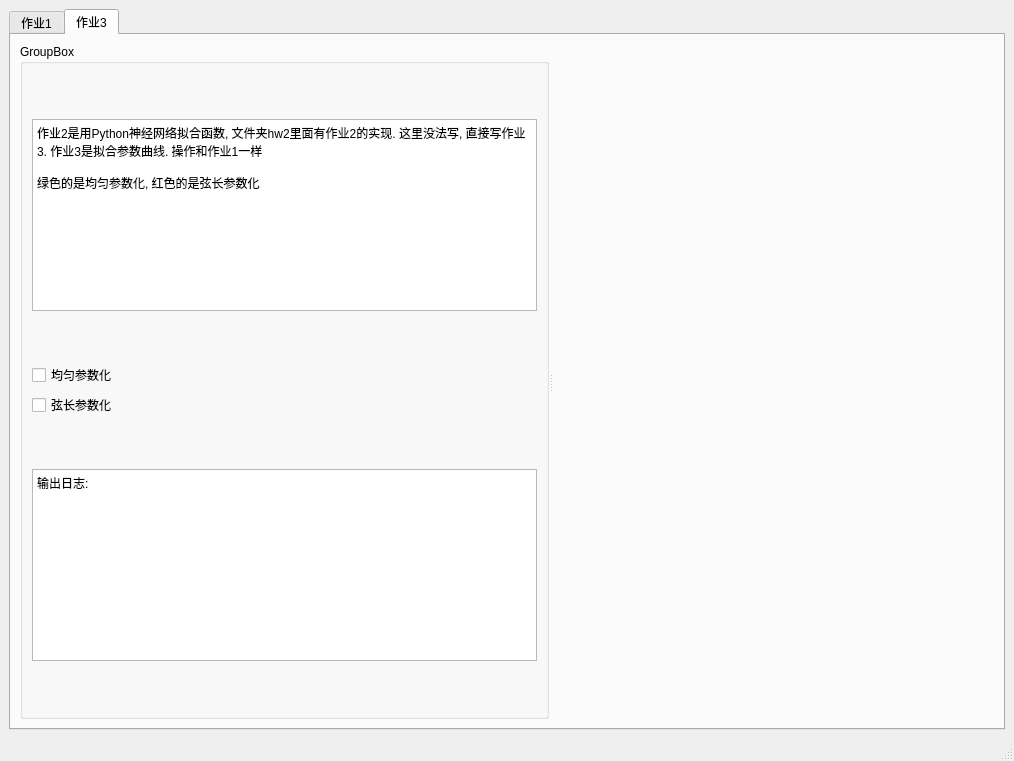
Above: hw5/hw5/mainwindow.ui from zone-1614/games102 before the change. Below: the same form after it.
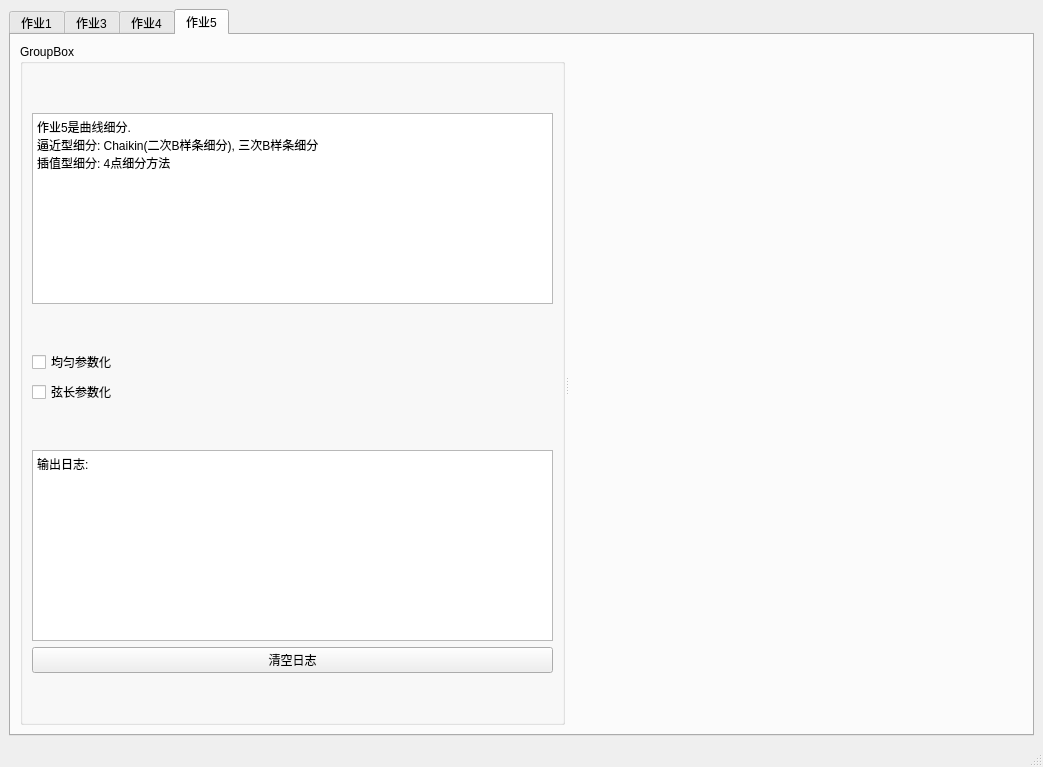
That is the form after the change. The open tabs and pages were chosen to show the change. Custom widgets are drawn as their Qt base class.

Commit message: 给作业3, 4添加可以拖动点的功能, B样条的原理还没学会, 暂时没法完成作业4

Patch:
```diff
--- a/hw5/hw5/mainwindow.ui
+++ b/hw5/hw5/mainwindow.ui
@@ -6,8 +6,8 @@
    <rect>
     <x>0</x>
     <y>0</y>
-    <width>1014</width>
-    <height>761</height>
+    <width>1043</width>
+    <height>767</height>
    </rect>
   </property>
   <property name="windowTitle">
@@ -239,6 +239,255 @@
         </item>
        </layout>
       </widget>
+      <widget class="QWidget" name="tab_3">
+       <attribute name="title">
+        <string>作业4</string>
+       </attribute>
+       <layout class="QHBoxLayout" name="horizontalLayout_9">
+        <item>
+         <widget class="QSplitter" name="splitter_5">
+          <property name="orientation">
+           <enum>Qt::Horizontal</enum>
+          </property>
+          <widget class="QGroupBox" name="groupBox_3">
+           <property name="sizePolicy">
+            <sizepolicy hsizetype="Preferred" vsizetype="Preferred">
+             <horstretch>3</horstretch>
+             <verstretch>0</verstretch>
+            </sizepolicy>
+           </property>
+           <property name="title">
+            <string>GroupBox</string>
+           </property>
+           <layout class="QHBoxLayout" name="horizontalLayout_6">
+            <item>
+             <layout class="QVBoxLayout" name="verticalLayout_3">
+              <item>
+               <spacer name="verticalSpacer_5">
+                <property name="orientation">
+                 <enum>Qt::Vertical</enum>
+                </property>
+                <property name="sizeHint" stdset="0">
+                 <size>
+                  <width>20</width>
+                  <height>40</height>
+                 </size>
+                </property>
+               </spacer>
+              </item>
+              <item>
+               <widget class="QPlainTextEdit" name="plainTextEdit_3">
+                <property name="plainText">
+                 <string>作业4是写一个PowerPoint类似的曲线设计工具. 要求实时生成分段三次样条, 可以拖动型值点, 可以修改型值点的切线信息
+
+三次样条这些原理我在史济怀的数学分析教程的附录里学习</string>
+                </property>
+               </widget>
+              </item>
+              <item>
+               <spacer name="verticalSpacer_6">
+                <property name="orientation">
+                 <enum>Qt::Vertical</enum>
+                </property>
+                <property name="sizeHint" stdset="0">
+                 <size>
+                  <width>20</width>
+                  <height>40</height>
+                 </size>
+                </property>
+               </spacer>
+              </item>
+              <item>
+               <widget class="QCheckBox" name="editCurveCheckBox">
+                <property name="text">
+                 <string>编辑曲线</string>
+                </property>
+               </widget>
+              </item>
+              <item>
+               <spacer name="verticalSpacer_7">
+                <property name="orientation">
+                 <enum>Qt::Vertical</enum>
+                </property>
+                <property name="sizeHint" stdset="0">
+                 <size>
+                  <width>20</width>
+                  <height>40</height>
+                 </size>
+                </property>
+               </spacer>
+              </item>
+              <item>
+               <widget class="QPlainTextEdit" name="hw4log">
+                <property name="plainText">
+                 <string>输出日志: </string>
+                </property>
+               </widget>
+              </item>
+              <item>
+               <widget class="QPushButton" name="clearHw4Button">
+                <property name="text">
+                 <string>清空日志</string>
+                </property>
+               </widget>
+              </item>
+              <item>
+               <spacer name="verticalSpacer_8">
+                <property name="orientation">
+                 <enum>Qt::Vertical</enum>
+                </property>
+                <property name="sizeHint" stdset="0">
+                 <size>
+                  <width>20</width>
+                  <height>40</height>
+                 </size>
+                </property>
+               </spacer>
+              </item>
+             </layout>
+            </item>
+           </layout>
+          </widget>
+          <widget class="Hw4Form" name="hw4form" native="true">
+           <property name="sizePolicy">
+            <sizepolicy hsizetype="Preferred" vsizetype="Preferred">
+             <horstretch>7</horstretch>
+             <verstretch>0</verstretch>
+            </sizepolicy>
+           </property>
+          </widget>
+         </widget>
+        </item>
+       </layout>
+      </widget>
+      <widget class="QWidget" name="tab_4">
+       <attribute name="title">
+        <string>作业5</string>
+       </attribute>
+       <layout class="QHBoxLayout" name="horizontalLayout_8">
+        <item>
+         <widget class="QSplitter" name="splitter_4">
+          <property name="orientation">
+           <enum>Qt::Horizontal</enum>
+          </property>
+          <widget class="QGroupBox" name="groupBox_4">
+           <property name="sizePolicy">
+            <sizepolicy hsizetype="Preferred" vsizetype="Preferred">
+             <horstretch>3</horstretch>
+             <verstretch>0</verstretch>
+            </sizepolicy>
+           </property>
+           <property name="title">
+            <string>GroupBox</string>
+           </property>
+           <layout class="QHBoxLayout" name="horizontalLayout_7">
+            <item>
+             <layout class="QVBoxLayout" name="verticalLayout_4">
+              <item>
+               <spacer name="verticalSpacer_9">
+                <property name="orientation">
+                 <enum>Qt::Vertical</enum>
+                </property>
+                <property name="sizeHint" stdset="0">
+                 <size>
+                  <width>20</width>
+                  <height>40</height>
+                 </size>
+                </property>
+               </spacer>
+              </item>
+              <item>
+               <widget class="QPlainTextEdit" name="plainTextEdit_4">
+                <property name="plainText">
+                 <string>作业5是曲线细分.
+逼近型细分: Chaikin(二次B样条细分), 三次B样条细分
+插值型细分: 4点细分方法</string>
+                </property>
+               </widget>
+              </item>
+              <item>
+               <spacer name="verticalSpacer_10">
+                <property name="orientation">
+                 <enum>Qt::Vertical</enum>
+                </property>
+                <property name="sizeHint" stdset="0">
+                 <size>
+                  <width>20</width>
+                  <height>40</height>
+                 </size>
+                </property>
+               </spacer>
+              </item>
+              <item>
+               <widget class="QCheckBox" name="checkBox_7">
+                <property name="text">
+                 <string>均匀参数化</string>
+                </property>
+               </widget>
+              </item>
+              <item>
+               <widget class="QCheckBox" name="checkBox_8">
+                <property name="text">
+                 <string>弦长参数化</string>
+                </property>
+               </widget>
+              </item>
+              <item>
+               <spacer name="verticalSpacer_11">
+                <property name="orientation">
+                 <enum>Qt::Vertical</enum>
+                </property>
+                <property name="sizeHint" stdset="0">
+                 <size>
+                  <width>20</width>
+                  <height>40</height>
+                 </size>
+                </property>
+               </spacer>
+              </item>
+              <item>
+               <widget class="QPlainTextEdit" name="hw3log_3">
+                <property name="plainText">
+                 <string>输出日志: </string>
+                </property>
+               </widget>
+              </item>
+              <item>
+               <widget class="QPushButton" name="pushButton_3">
+                <property name="text">
+                 <string>清空日志</string>
+                </property>
+               </widget>
+              </item>
+              <item>
+               <spacer name="verticalSpacer_12">
+                <property name="orientation">
+                 <enum>Qt::Vertical</enum>
+                </property>
+                <property name="sizeHint" stdset="0">
+                 <size>
+                  <width>20</width>
+                  <height>40</height>
+                 </size>
+                </property>
+               </spacer>
+              </item>
+             </layout>
+            </item>
+           </layout>
+          </widget>
+          <widget class="Hw5Form" name="hw5form" native="true">
+           <property name="sizePolicy">
+            <sizepolicy hsizetype="Preferred" vsizetype="Preferred">
+             <horstretch>7</horstretch>
+             <verstretch>0</verstretch>
+            </sizepolicy>
+           </property>
+          </widget>
+         </widget>
+        </item>
+       </layout>
+      </widget>
      </widget>
     </item>
    </layout>
@@ -268,6 +517,18 @@
    <header>hw3form.h</header>
    <container>1</container>
   </customwidget>
+  <customwidget>
+   <class>Hw4Form</class>
+   <extends>QWidget</extends>
+   <header>hw4form.h</header>
+   <container>1</container>
+  </customwidget>
+  <customwidget>
+   <class>Hw5Form</class>
+   <extends>QWidget</extends>
+   <header>hw5form.h</header>
+   <container>1</container>
+  </customwidget>
  </customwidgets>
  <resources/>
  <connections/>
```
Left out of the diff: 16 changed lines with no effect on the pictures. The commit also changes 12 other files.
